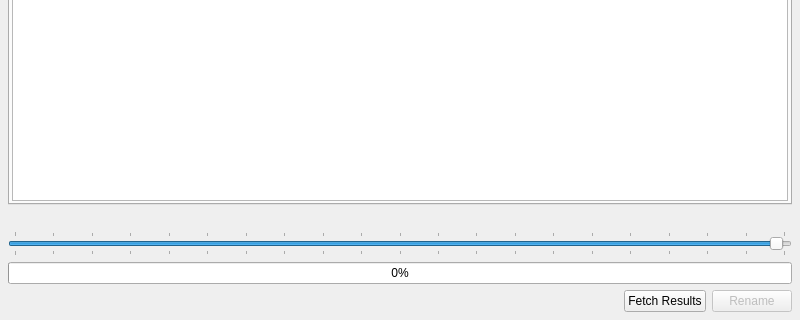
First picture: the form in revengai/ui/auto_analysis_panel.ui, repository RevEngAI/reai-ida, before the edit; both pictures show x 0 to 800 and y 280 to 600 of the 800 by 600 pixel window.
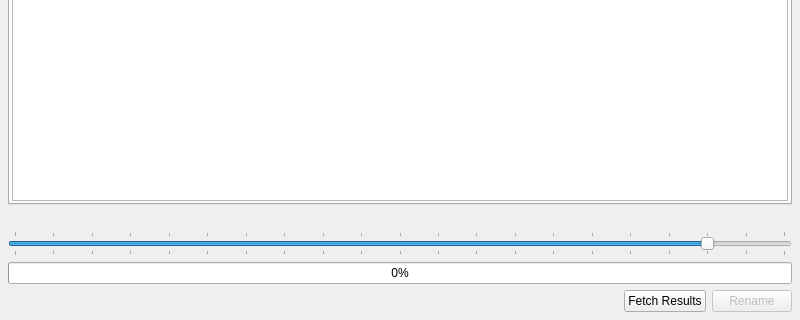
Second picture: the form after the edit.

Commit message: change slider position from 99 to 90

```diff
--- a/revengai/ui/auto_analysis_panel.ui
+++ b/revengai/ui/auto_analysis_panel.ui
@@ -278,7 +278,7 @@
       <number>5</number>
      </property>
      <property name="sliderPosition">
-      <number>99</number>
+      <number>90</number>
      </property>
      <property name="orientation">
       <enum>Qt::Horizontal</enum>
```
The commit also changes 1 other file.
